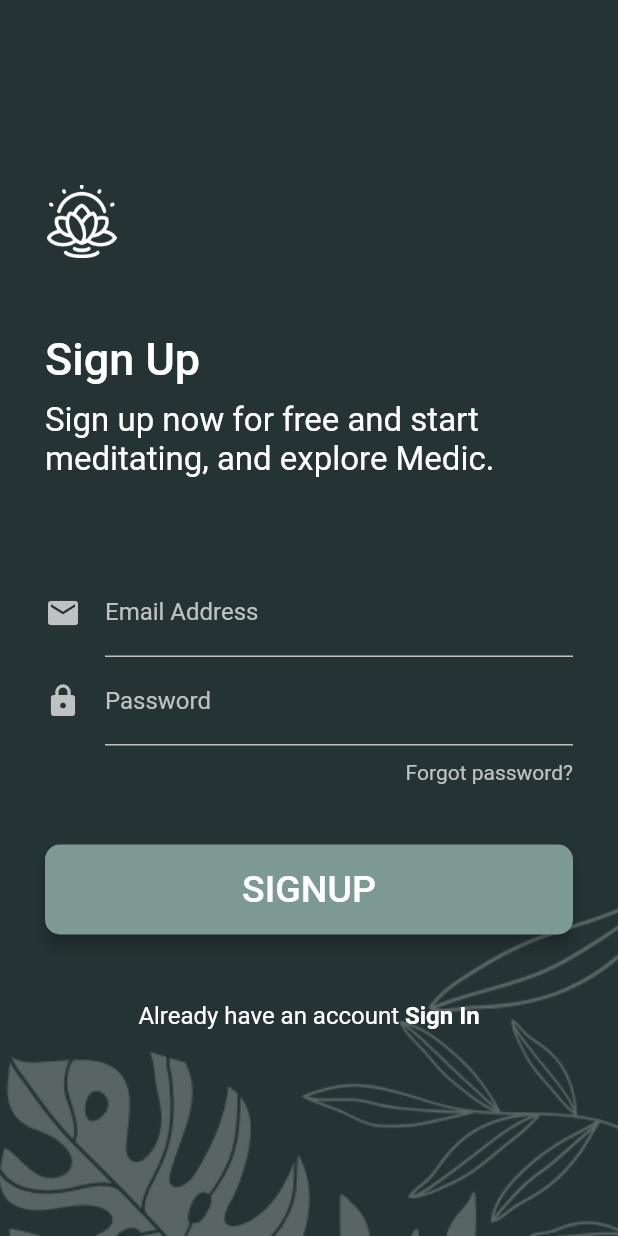
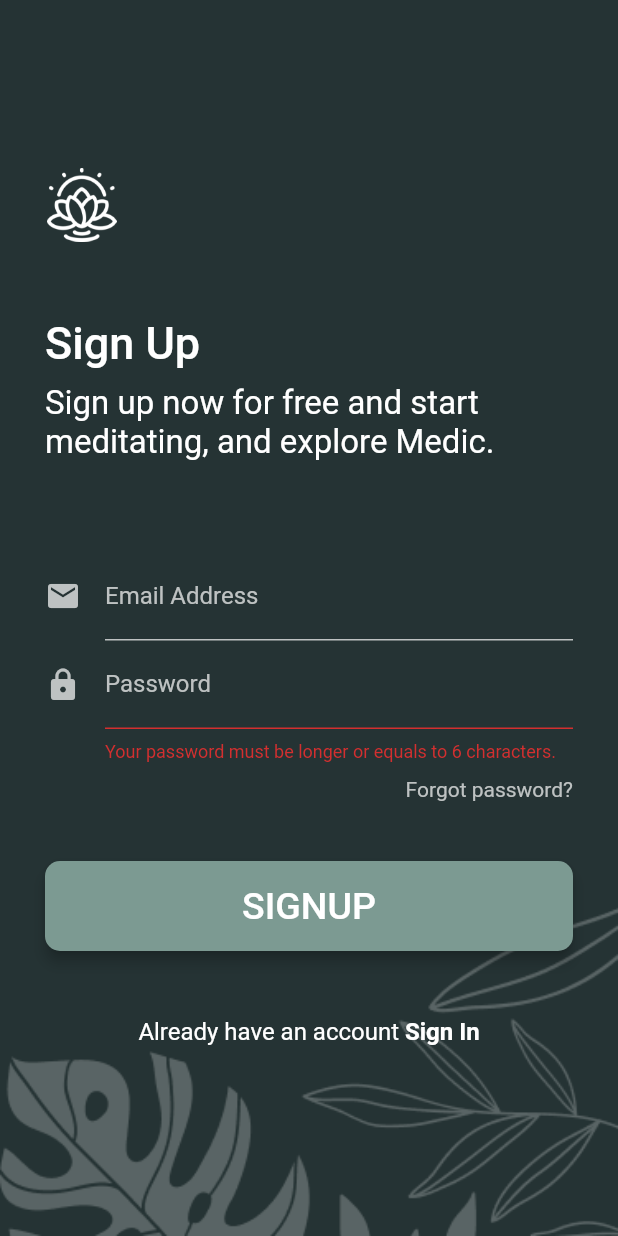
Before and after one commit to 5CYTH3/Yoguha, a Flutter app: the screen it shows after launch, after a tap on "SIGNUP", on a phone screen of 412 x 824 dp. Run offline on Flutter 3.47's test engine with Material 2 defaults, Android fonts, the phone set to English and light mode, and no system bars; our stand-ins replace firebase_auth, firebase_core, form_field_validator, google_fonts; accounts and stored records are empty; Roboto replaces fonts that are missing (Alegreya).

Commit message:
🎎 Added error handling on the auth screen.

```diff
--- a/lib/src/views/auth_screen.dart
+++ b/lib/src/views/auth_screen.dart
@@ -1,6 +1,7 @@
 import 'package:dribbly/src/controllers/auth_service.dart';
 import 'package:flutter/material.dart';
 import 'package:google_fonts/google_fonts.dart';
+import 'package:form_field_validator/form_field_validator.dart';
 
 class AuthScreen extends StatelessWidget {
   const AuthScreen({Key? key}) : super(key: key);
@@ -8,6 +9,7 @@ class AuthScreen extends StatelessWidget {
   @override
   Widget build(BuildContext context) {
     return Scaffold(
+      resizeToAvoidBottomInset: false,
       appBar: null,
       body: AuthScreenBody(),
     );
@@ -37,6 +39,9 @@ class _AuthScreenBodyState extends State<AuthScreenBody> {
     });
   }
 
+  GlobalKey<FormState> _formKey = GlobalKey<FormState>();
+
+
   @override
   Widget build(BuildContext context) {
     final maxWidth = MediaQuery.of(context).size.width;
@@ -55,7 +60,9 @@ class _AuthScreenBodyState extends State<AuthScreenBody> {
               child:Image(image: AssetImage("assets/faviconNoGlow.png"), width: 49, height: 49),
               margin: EdgeInsets.only(bottom: 50),
             ),
-            Column(
+            Form(
+              key: _formKey,
+              child: Column(
                 crossAxisAlignment: CrossAxisAlignment.start,
                 children: [
                   Container(
@@ -71,10 +78,11 @@ class _AuthScreenBodyState extends State<AuthScreenBody> {
                     style: GoogleFonts.alegreyaSans(fontSize: 22, color: Color.fromRGBO(255, 255, 255, 70), fontWeight: FontWeight.w400)
                   ),
                   SizedBox(height: 60),
-                TextField(
+                  TextFormField(
                     style: TextStyle(color: Colors.white),
                     scrollPhysics: BouncingScrollPhysics(),
                     controller: emailController,
+                    validator: EmailValidator(errorText: "Please provide a valid email !"),
                     decoration: InputDecoration(
                       icon: Icon(Icons.mail, color: gray),
                       labelStyle: GoogleFonts.alegreyaSans(color: gray),
@@ -82,12 +90,15 @@ class _AuthScreenBodyState extends State<AuthScreenBody> {
                       enabledBorder: UnderlineInputBorder(
                         borderSide: BorderSide(color: gray)
                       ),
-                    focusedBorder: UnderlineInputBorder(borderSide: BorderSide(color: Colors.white))
+                      focusedBorder: UnderlineInputBorder(borderSide: BorderSide(color: Colors.white)),
+                      focusColor: Colors.white
 
                     ),
                   ),
-                TextField(
+                  TextFormField(
                     controller: passwordController,
+                    style: TextStyle(color: Colors.white),
+                    validator: MinLengthValidator(6, errorText: "Your password must be longer or equals to 6 characters."),
                     decoration: InputDecoration(
                       icon: Icon(Icons.lock, color: gray,),
                       labelText: "Password",
@@ -111,11 +122,13 @@ class _AuthScreenBodyState extends State<AuthScreenBody> {
                     margin: EdgeInsets.only(bottom: 30.0),
                     child: ElevatedButton(
                       onPressed: () async {
+                        if(_formKey.currentState!.validate()) {
                           var password = passwordController.value.text;
                           var email = emailController.value.text;
 
                           dynamic result = showSignIn ? await _auth.signInEmailPassword(email, password) : await _auth.registerEmailPassword(email, password);
 
+                        }
                       },
                       child: Text(
                         showSignIn ? "LOGIN" : "SIGNUP",
@@ -150,6 +163,7 @@ class _AuthScreenBodyState extends State<AuthScreenBody> {
                   )
                 ],
               ),
+            ),
           ],
         )
       ),
--- a/lib/src/views/main_screen.dart
+++ b/lib/src/views/main_screen.dart
@@ -8,7 +8,6 @@ import 'package:google_fonts/google_fonts.dart';
 
 // TODO  :
 // Add icon to the app. NotSure?
-// Add error handling on the auth screen.
 // Implement audio support
 // Check the others screens and put error handling.
 // Optimize all
--- a/pubspec.yaml
+++ b/pubspec.yaml
@@ -19,6 +19,7 @@ dependencies:
   firebase_core: ^1.3.0
   provider: ^5.0.0
   audioplayer: ^0.8.1
+  form_field_validator: ^1.1.0
 
 dev_dependencies:
   flutter_test:
```
Also changed, not shown: pubspec.lock. Lines whose indentation alone changed are shown as unchanged.
